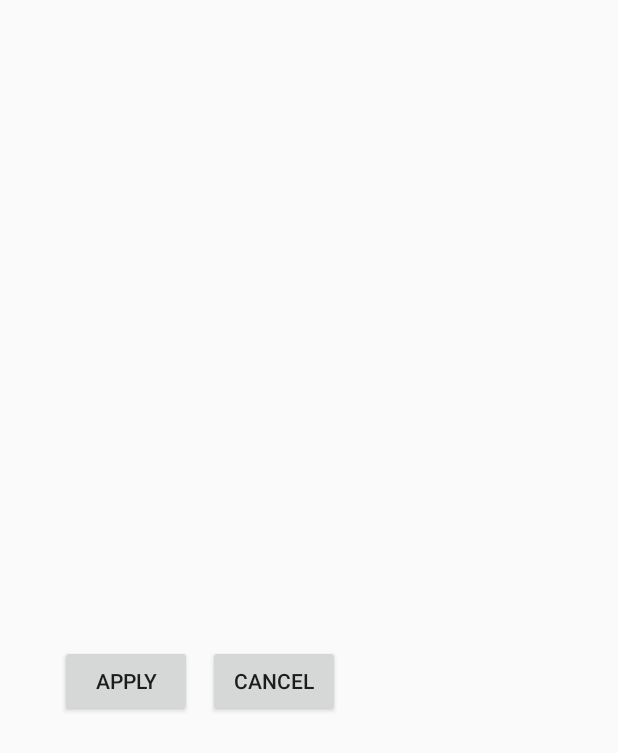
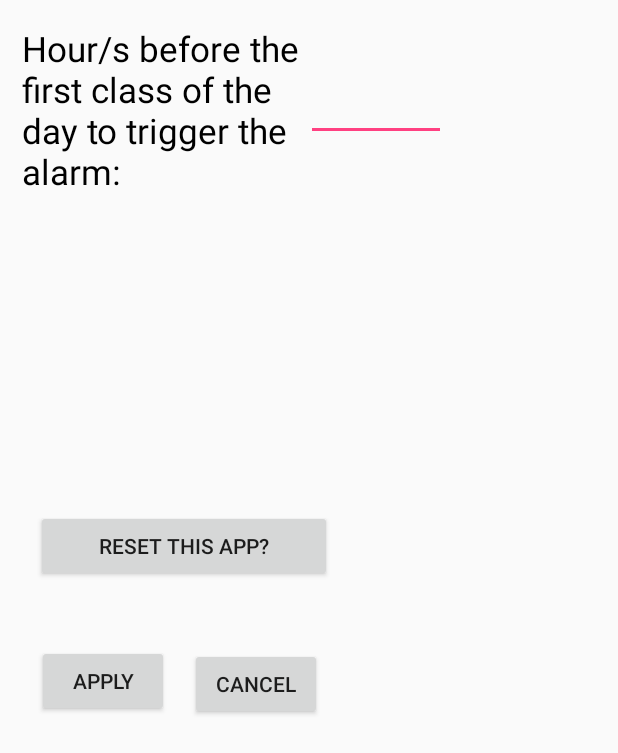
Before and after one commit to lancebendo/Student-Starter-Pack-App, an Android app: the layout settings_fragment.xml on its own in the app's theme, with its tools: preview values and no code run, on a phone screen of 412 x 824 dp. Shown: the top 753 px of the screen. Run offline under Robolectric (Android 15) with nearby library versions, the phone set to English and light mode, and no system bars.

Commit message:
12/27/2016 11/29pm    nagawa ko yung new sem. next na yung new subject 1/7/2017 2:48AM PUSH COMMIT LANG 1/9/2017 12:07 Dagdag ng dialog fragment sa settings at about. wala pa content 1/12/2017 8:02pm sinimulan ang sa database ng mobile app. pero kelangan pa tapusin ang DBHelper.java 1/23/2017 7:11 tinapos ko ang dbhelper.java (not yet debugged)

```diff
--- a/Student Starter Pack/src/main/res/layout/settings_fragment.xml
+++ b/Student Starter Pack/src/main/res/layout/settings_fragment.xml
@@ -4,18 +4,52 @@
     android:layout_height="match_parent">
 
     <Button
+        android:text="Apply"
+        android:layout_width="wrap_content"
+        android:layout_height="wrap_content"
+        android:layout_x="25dp"
+        android:layout_y="430dp"
+        android:id="@+id/btnApply" />
+
+    <Button
         android:text="Cancel"
         android:layout_width="wrap_content"
         android:layout_height="wrap_content"
-        android:layout_x="139dp"
-        android:layout_y="430dp"
+        android:layout_x="127dp"
+        android:layout_y="432dp"
         android:id="@+id/btnCancel" />
 
     <Button
-        android:text="Apply"
-        android:layout_width="wrap_content"
+        android:text="Reset this App?"
+        android:layout_width="197dp"
         android:layout_height="wrap_content"
-        android:layout_x="40dp"
-        android:layout_y="430dp"
-        android:id="@+id/btnApply" />
+        android:layout_x="24dp"
+        android:layout_y="340dp"
+        android:id="@+id/btnReset" />
+
+    <TextView
+        android:text="Hour/s before the first class of the day to trigger the alarm:"
+        android:layout_width="200dp"
+        android:layout_height="wrap_content"
+        android:id="@+id/textView4"
+        android:textSize="23sp"
+        android:layout_marginTop="75dp"
+        android:filterTouchesWhenObscured="true"
+        android:textColor="@android:color/black"
+        android:layout_alignParentTop="true"
+        android:layout_alignLeft="@+id/tvSemester"
+        android:layout_alignStart="@+id/tvSemester"
+        android:layout_x="15dp"
+        android:layout_y="17dp" />
+
+    <EditText
+        android:layout_width="93dp"
+        android:layout_height="wrap_content"
+        android:inputType="textPersonName"
+        android:ems="10"
+        android:layout_x="204dp"
+        android:layout_y="41dp"
+        android:id="@+id/etHourAlarm"
+        android:textSize="24sp" />
+
 </AbsoluteLayout>
```
Also changed, not shown: Student Starter Pack/src/main/java/lancepogi/mobiledevelopmentproject/Assignment.java (+21 -4 lines), Student Starter Pack/src/main/java/lancepogi/mobiledevelopmentproject/DBHelper.java (+119 -2 lines), Student Starter Pack/src/main/java/lancepogi/mobiledevelopmentproject/SchoolActivity.java (+24 -4 lines), Student Starter Pack/src/main/java/lancepogi/mobiledevelopmentproject/Subject.java (+35 -13 lines).
